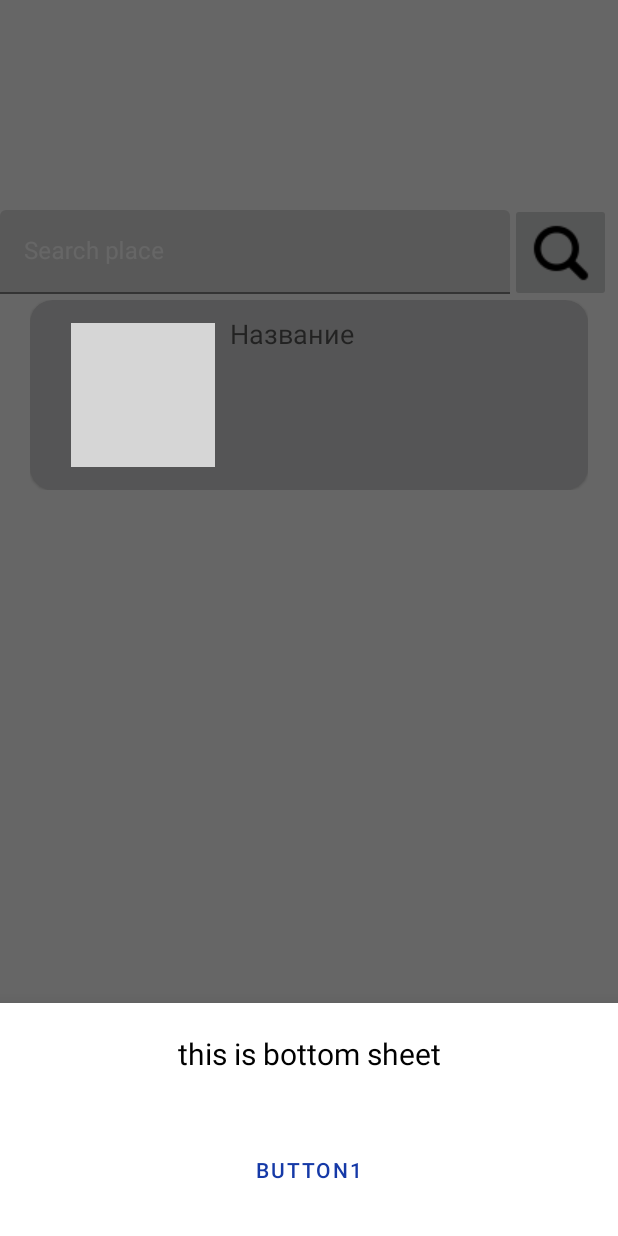
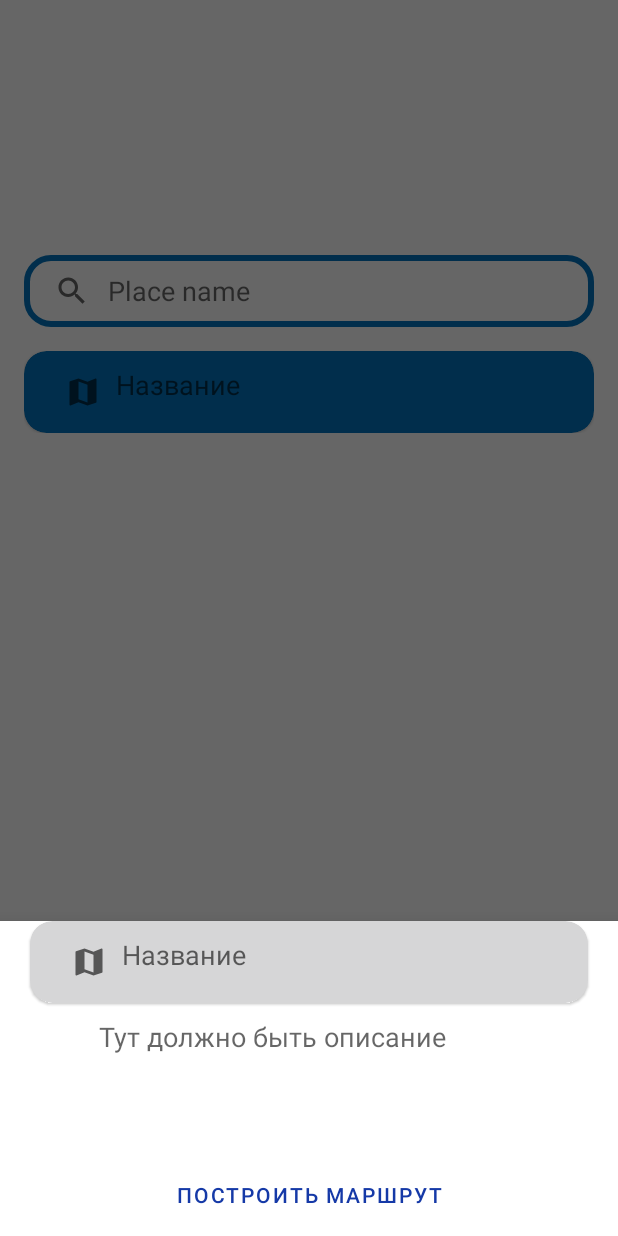
Before and after one commit to Hedgehog2484/Moscow_4D, an Android app: the fragment BottomSheetFragment placed in its activity, on a phone screen of 412 x 824 dp. Run offline under Robolectric (Android 15) with nearby library versions, the phone set to English and light mode, and no system bars; grey boxes are pictures that could not be loaded.

Commit message:
Some icons and home page interface was rebuilt.

```diff
--- a/app/src/main/java/com/android/moscow4D/CacheEngine.kt
+++ b/app/src/main/java/com/android/moscow4D/CacheEngine.kt
@@ -7,7 +7,7 @@ class CacheEngine {
         var data = arrayListOf<Map<String, String?>>(
             mapOf(
                 "Place" to "Название",
-                "Image" to R.drawable.image_id.toString(),
+                "Image" to R.drawable. ic_map.toString(),
                 "Description" to "Тут должно быть описание"
             )
         )
--- a/app/src/main/java/com/android/moscow4D/fragments/map/subUI/BottomSheetFragment.kt
+++ b/app/src/main/java/com/android/moscow4D/fragments/map/subUI/BottomSheetFragment.kt
@@ -4,7 +4,11 @@ import android.os.Bundle
 import android.view.LayoutInflater
 import android.view.View
 import android.view.ViewGroup
+import android.widget.ImageView
+import android.widget.TextView
 import android.widget.Button
+import androidx.appcompat.app.AppCompatActivity
+import com.android.moscow4D.CacheEngine
 import android.widget.Toast
 import com.android.moscow4D.R
 import com.google.android.material.bottomsheet.BottomSheetDialogFragment
@@ -13,6 +17,10 @@ class BottomSheetFragment: BottomSheetDialogFragment() {
     /**
      * This class represents bottom sheet xml and its logic
      * */
+
+    override fun onCreate(savedInstanceState: Bundle?) {
+        super.onCreate(savedInstanceState)
+    }
 
     override fun onCreateView(
         inflater: LayoutInflater,
@@ -24,6 +32,16 @@ class BottomSheetFragment: BottomSheetDialogFragment() {
 
     override fun onViewCreated(view: View, savedInstanceState: Bundle?) {
         super.onViewCreated(view, savedInstanceState)
+
+        val place_name: TextView = view.findViewById<TextView>(R.id.bottom_sheet_title)  // Get name TextView.
+        val place_image: ImageView = view.findViewById<ImageView>(R.id.bottom_sheet_image)  // Get ImageView.
+        val place_description: TextView = view.findViewById<TextView>(R.id.bottom_sheet_description)  // Get description TextView.
+
+        val pos: Int = 0  // Get position in CacheEngine data.
+
+        place_name.text = CacheEngine.data[pos]["Place"]  // Set place name from CacheEngine data.
+        place_description.text = CacheEngine.data[pos]["Description"]  // Set description.
+        place_image.setImageResource(CacheEngine.data[pos]["Image"]!!.toInt())  // Set image.
     }
 
 }
--- /dev/null
+++ b/app/src/main/res/drawable/roundcorner.xml
@@ -0,0 +1,7 @@
+<?xml version="1.0" encoding="utf-8"?>
+<shape xmlns:android="http://schemas.android.com/apk/res/android" android:shape="rectangle">
+    <stroke
+        android:width="2dp"
+        android:color="#0274be" />
+    <corners android:radius="8dp"/>
+</shape>
--- /dev/null
+++ b/app/src/main/res/drawable/searchview_backgound.xml
@@ -0,0 +1,11 @@
+<?xml version="1.0" encoding="utf-8"?>
+<shape xmlns:android="http://schemas.android.com/apk/res/android"
+    android:shape="rectangle">
+
+    <corners
+        android:radius="16dp"/>
+    <stroke
+        android:color="#0274be"
+        android:width="4dp"/>
+
+</shape>
--- /dev/null
+++ b/app/src/main/res/drawable/selector.xml
@@ -0,0 +1,5 @@
+<?xml version="1.0" encoding="utf-8"?>
+<selector xmlns:android="http://schemas.android.com/apk/res/android">
+    <item android:state_focused="true" android:color="@android:color/transparent" />
+    <item android:color="@android:color/darker_gray" />
+</selector>
--- a/app/src/main/res/layout/bottomsheet_fragment.xml
+++ b/app/src/main/res/layout/bottomsheet_fragment.xml
@@ -2,24 +2,95 @@
 <LinearLayout xmlns:android="http://schemas.android.com/apk/res/android"
     android:layout_width="match_parent"
     android:layout_height="match_parent"
+    xmlns:app="http://schemas.android.com/apk/res-auto"
     android:gravity="center_horizontal"
     android:orientation="vertical"
     android:background="@android:color/white">
 
-    <TextView
+    <com.google.android.material.card.MaterialCardView xmlns:android="http://schemas.android.com/apk/res/android"
+        xmlns:app="http://schemas.android.com/apk/res-auto"
+        android:id="@+id/card2"
         android:layout_width="match_parent"
         android:layout_height="wrap_content"
-        android:layout_margin="20dp"
-        android:gravity="center"
-        android:text="this is bottom sheet"
-        android:textColor="@android:color/black"
-        android:textSize="20sp" />
 
-    <Button
-        android:id="@+id/btn1"
-        android:layout_width="wrap_content"
-        android:layout_height="wrap_content"
-        android:layout_margin="20dp"
-        android:text="Button1" />
+        android:layout_marginStart="20dp"
+        android:layout_marginEnd="20dp"
+        app:cardBackgroundColor="@color/quantum_googblue800"
+        app:cardCornerRadius="15dp">
+
+
+        <!-- The Layout that include place image and place name -->
+        <LinearLayout
+            android:layout_width="match_parent"
+            android:layout_height="match_parent"
+            android:layout_marginStart="20dp"
+            android:orientation="horizontal">
+
+
+            <ImageView
+                android:id="@+id/bottom_sheet_image"
+
+                android:layout_width="wrap_content"
+                android:layout_height="wrap_content"
+
+                android:layout_marginStart="7dp"
+                android:layout_marginTop="15dp"
+                android:layout_marginBottom="15dp"
+
+                android:contentDescription="image"
+                android:src="@drawable/ic_home" />
+
+
+            <TextView
+                android:id="@+id/bottom_sheet_title"
+
+                android:layout_width="match_parent"
+                android:layout_height="match_parent"
+
+                android:padding="10dp"
+
+                android:text="Place title"
+                android:textAppearance="?android:attr/textAppearanceMedium" />
+        </LinearLayout>
+
+    </com.google.android.material.card.MaterialCardView>
+
+    <androidx.constraintlayout.widget.ConstraintLayout
+        android:layout_width="match_parent"
+        android:layout_height="match_parent">
+
+    <TextView
+        android:id="@+id/bottom_sheet_description"
+
+        android:layout_width="300dp"
+        android:layout_height="100dp"
+
+        android:padding="10dp"
+
+        android:text="Desc"
+        android:textAppearance="?android:attr/textAppearanceMedium"
+
+        app:layout_constraintEnd_toEndOf="parent"
+        app:layout_constraintStart_toStartOf="parent" />
+
+
+        <Button
+            android:id="@+id/create_route_button2"
+
+            android:layout_width="380dp"
+            android:layout_height="55dp"
+
+            android:layout_marginStart="20dp"
+            android:layout_marginEnd="20dp"
+
+            android:text="Построить маршрут"
+
+
+
+            app:layout_constraintTop_toBottomOf="@+id/bottom_sheet_description"
+            app:layout_constraintEnd_toEndOf="parent"
+            app:layout_constraintStart_toStartOf="parent" />
+
+    </androidx.constraintlayout.widget.ConstraintLayout>
 
 </LinearLayout>
--- a/app/src/main/res/layout/fragment_home.xml
+++ b/app/src/main/res/layout/fragment_home.xml
@@ -1,11 +1,25 @@
 <?xml version="1.0" encoding="utf-8"?>
-<FrameLayout xmlns:android="http://schemas.android.com/apk/res/android"
+<LinearLayout xmlns:android="http://schemas.android.com/apk/res/android"
     xmlns:app="http://schemas.android.com/apk/res-auto"
     xmlns:tools="http://schemas.android.com/tools"
     android:layout_width="match_parent"
     android:layout_height="match_parent"
-    tools:context=".fragments.home.HomeFragment" >
+    tools:context=".fragments.home.HomeFragment"
+    android:orientation="vertical">
 
+    <!-- Text input field settings -->
+    <SearchView
+        android:id="@+id/searchView"
+        android:layout_width="match_parent"
+        android:layout_height="wrap_content"
+        android:queryHint="Place name"
+        android:iconifiedByDefault="false"
+        android:layout_marginHorizontal="16dp"
+        android:layout_marginTop="170dp"
+        android:layout_marginBottom="16dp"
+        android:background="@drawable/searchview_backgound"
+        android:queryBackground="@android:color/transparent"
+        />
 
     <!-- The fragment that will draw the listview -->
     <fragment
@@ -14,42 +28,7 @@
 
         android:layout_width="match_parent"
         android:layout_height="wrap_content"
-        android:layout_marginStart="20dp"
-        android:layout_marginTop="200dp"
-        android:layout_marginEnd="20dp" />
+        android:layout_marginStart="16dp"
+        android:layout_marginEnd="16dp" />
 
-
-    <!-- Text input field settings -->
-    <com.google.android.material.textfield.TextInputLayout
-        android:id="@+id/text_input_layout"
-
-        android:layout_width="340dp"
-        android:layout_height="wrap_content"
-        android:layout_marginTop="140dp"
-
-        app:boxStrokeColor="#000000"
-        android:textColorHint="@color/white"
-        app:hintTextColor="@color/white" >
-
-        <!-- Set help text and cursor in input field -->
-        <com.google.android.material.textfield.TextInputEditText
-            android:layout_width="match_parent"
-            android:layout_height="wrap_content"
-
-            android:hint="Search place"
-
-            android:textCursorDrawable="@drawable/text_cursor_conf" />
-
-    </com.google.android.material.textfield.TextInputLayout>
-
-
-    <!-- "Find" button settings -->
-    <ImageButton
-        android:id="@+id/button_find"
-        android:layout_width="67dp"
-        android:layout_height="66dp"
-        android:layout_marginStart="340dp"
-        android:layout_marginTop="135dp"
-        android:src="@drawable/magnifier_search_zoom_icon" />
-
-</FrameLayout>
+</LinearLayout>
--- a/app/src/main/res/layout/fragment_settings.xml
+++ b/app/src/main/res/layout/fragment_settings.xml
@@ -23,7 +23,7 @@
             app:layout_constraintTop_toTopOf="parent"
 
             android:textAlignment="center"
-            android:textColor="@color/white"
+            android:textColor="@color/black"
             android:textSize="30sp"
 
             android:text="Настройки" />
--- a/app/src/main/res/layout/home_places_list_model.xml
+++ b/app/src/main/res/layout/home_places_list_model.xml
@@ -7,7 +7,7 @@
 
     android:layout_marginStart="20dp"
     android:layout_marginEnd="20dp"
-    app:cardBackgroundColor="@color/quantum_googblue800"
+    app:cardBackgroundColor="#0274be"
     app:cardCornerRadius="15dp">
 
 
--- a/app/src/main/res/menu/menu.xml
+++ b/app/src/main/res/menu/menu.xml
@@ -2,16 +2,16 @@
 <menu xmlns:android="http://schemas.android.com/apk/res/android">
     <item
         android:id="@+id/ic_home"
-        android:icon="@drawable/ic_home"
+        android:icon="@drawable/home"
         android:title="Home" />
 
     <item
         android:id="@+id/ic_map"
-        android:icon="@drawable/ic_map"
+        android:icon="@drawable/map_final"
         android:title="Map" />
 
     <item
         android:id="@+id/ic_settings"
-        android:icon="@drawable/ic_settings"
+        android:icon="@drawable/settings_button"
         android:title="Settings" />
 </menu>
```
Also changed, not shown: app/src/main/res/drawable-v24/home.png (added), app/src/main/res/drawable-v24/map_final.png (added), app/src/main/res/drawable-v24/settings_button.png (added).
